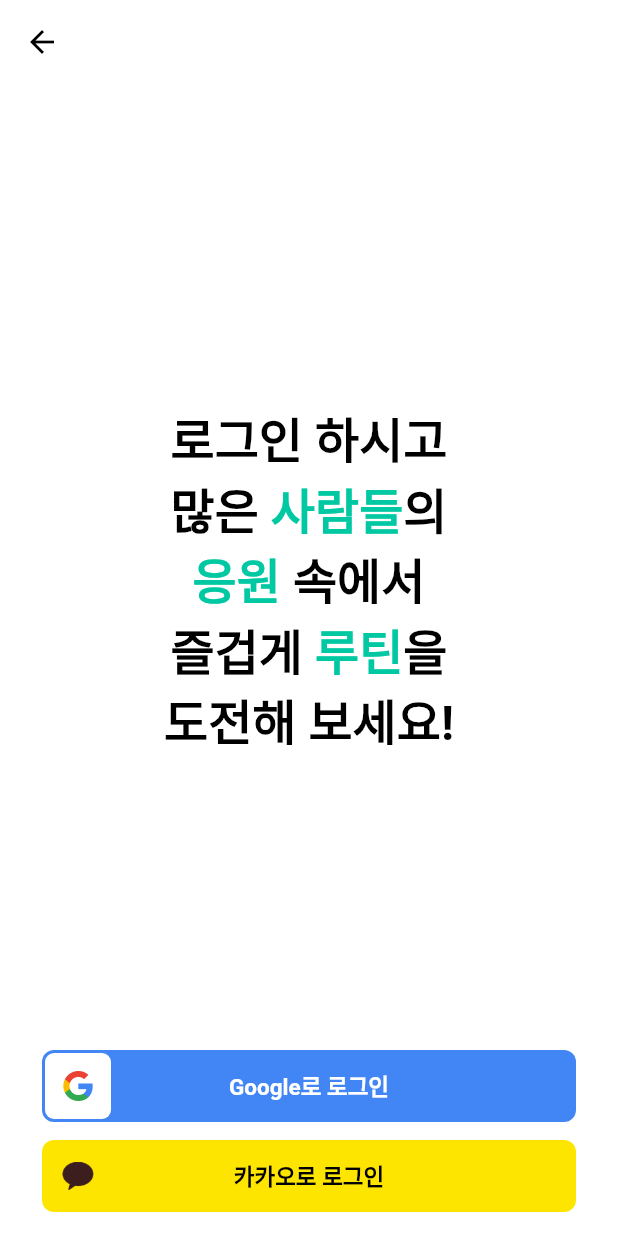
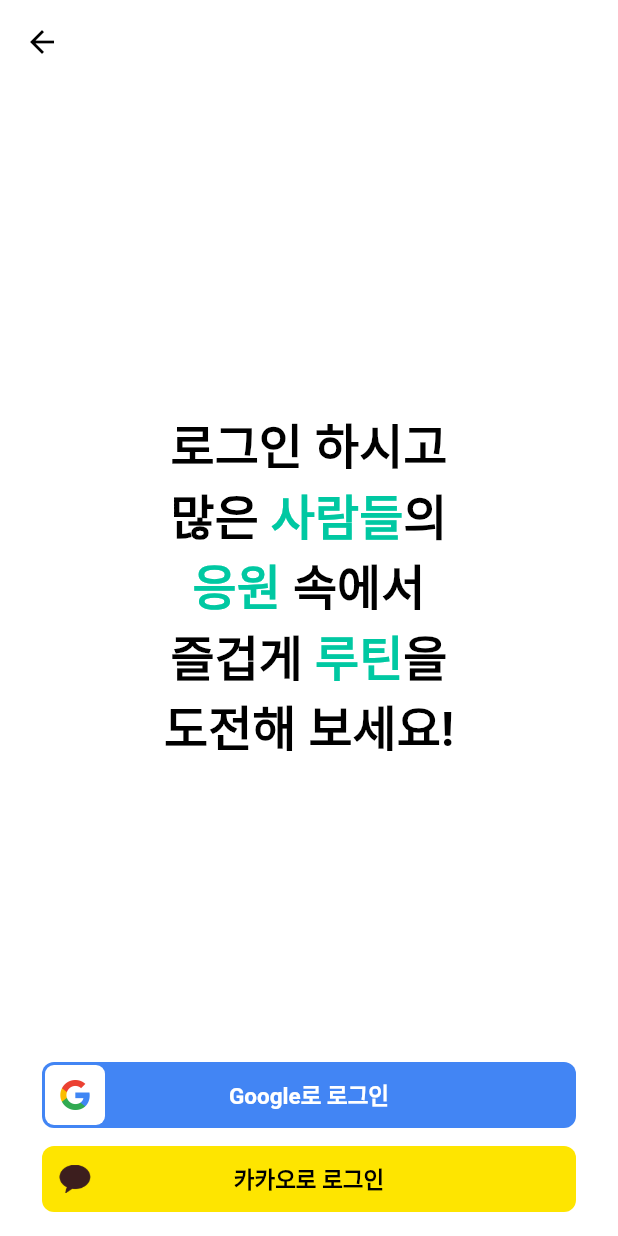
Before and after one commit to oh-jinsu/madeit, a Flutter app: the SignInPage screen opened directly, on a phone screen of 412 x 824 dp. Run offline on Flutter 3.47's test engine with Material 2 defaults, Android fonts, the phone set to English and light mode, and no system bars; our stand-ins replace firebase_core, flutter_dotenv, flutter_secure_storage, google_sign_in, image_picker, rxdart and 2 more; missing offline and left inert: kakao_flutter_sdk; accounts and stored records are empty; generated files the repository leaves out were written again; network calls fail.

Commit message:
Fix the height of sign-in buttons

```diff
--- a/lib/composition/signin/widget/signin_button_apple.dart
+++ b/lib/composition/signin/widget/signin_button_apple.dart
@@ -14,7 +14,7 @@ class SignInButtonApple extends StatelessWidget {
       onTap: onTap,
       child: Ink(
         width: double.infinity,
-        height: 48.0,
+        height: 44.0,
         decoration: BoxDecoration(
           borderRadius: BorderRadius.circular(8.0),
           color: Colors.black,
@@ -22,8 +22,8 @@ class SignInButtonApple extends StatelessWidget {
         child: Stack(
           children: const [
             SizedBox(
-              width: 48.0,
-              height: 48.0,
+              width: 44.0,
+              height: 44.0,
               child: Icon(
                 Icons.apple,
                 color: Colors.white,
--- a/lib/composition/signin/widget/signin_button_google.dart
+++ b/lib/composition/signin/widget/signin_button_google.dart
@@ -14,7 +14,7 @@ class SignInButtonGoogle extends StatelessWidget {
       onTap: onTap,
       child: Ink(
         width: double.infinity,
-        height: 48.0,
+        height: 44.0,
         decoration: BoxDecoration(
           borderRadius: BorderRadius.circular(8.0),
           color: const Color(0xff4285f4),
@@ -25,8 +25,8 @@ class SignInButtonGoogle extends StatelessWidget {
               top: 2.0,
               left: 2.0,
               child: SizedBox(
-                width: 44.0,
-                height: 44.0,
+                width: 40.0,
+                height: 40.0,
                 child: Ink(
                   decoration: BoxDecoration(
                     color: Colors.white,
--- a/lib/composition/signin/widget/signin_button_kakao.dart
+++ b/lib/composition/signin/widget/signin_button_kakao.dart
@@ -14,7 +14,7 @@ class SignInButtonKakao extends StatelessWidget {
       onTap: onTap,
       child: Ink(
         width: double.infinity,
-        height: 48.0,
+        height: 44.0,
         decoration: BoxDecoration(
           borderRadius: BorderRadius.circular(8.0),
           color: const Color(0xfffee500),
@@ -22,8 +22,8 @@ class SignInButtonKakao extends StatelessWidget {
         child: Stack(
           children: [
             SizedBox(
-              width: 48.0,
-              height: 48.0,
+              width: 44.0,
+              height: 44.0,
               child: Center(
                 child: SizedBox(
                   width: 21.0,
```
